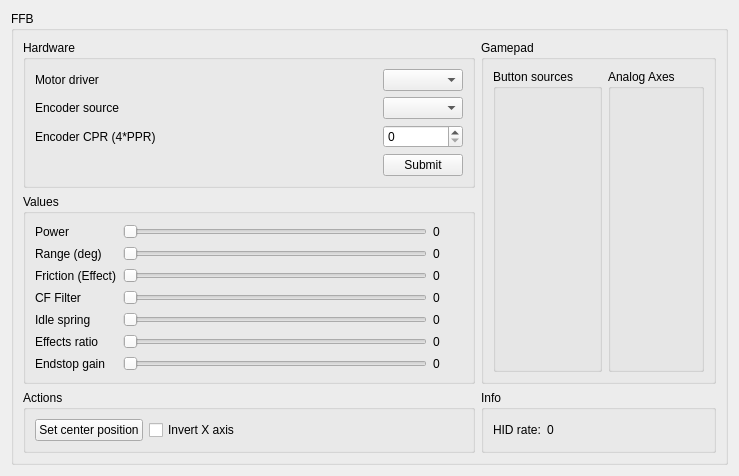
This is res/ffbclass.ui in Ultrawipf/OpenFFBoard-configurator as Qt 5 draws it before an edit. The edited form follows.
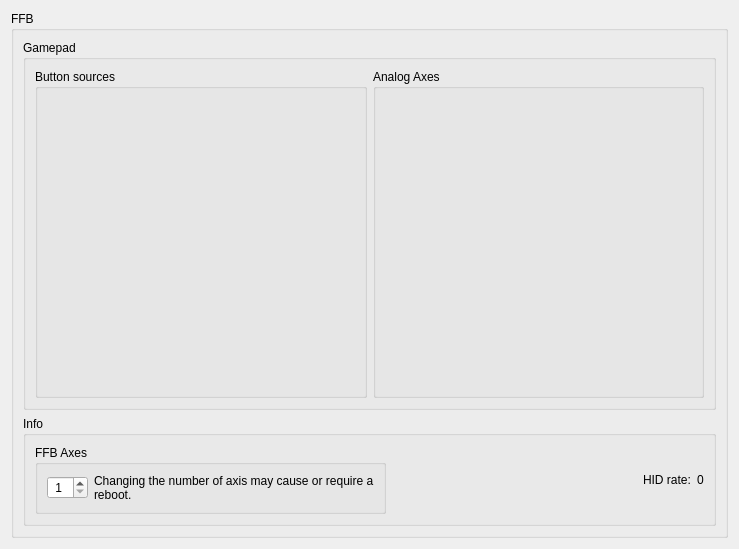
This is the edited form.

Commit message: Changes for multi-axis firmware Merged upstream/ultrawipf_testing no margins for containers possible persistent callback fix added error list window changed serial connect and fixed logs Async encoder alignment Preparing rtos

Patch:
```diff
--- a/res/ffbclass.ui
+++ b/res/ffbclass.ui
@@ -7,7 +7,7 @@
     <x>0</x>
     <y>0</y>
     <width>739</width>
-    <height>476</height>
+    <height>549</height>
    </rect>
   </property>
   <property name="windowTitle">
@@ -20,7 +20,7 @@
       <string>FFB</string>
      </property>
      <layout class="QGridLayout" name="gridLayout">
-      <item row="4" column="1">
+      <item row="3" column="1">
        <widget class="QGroupBox" name="groupBox_4">
         <property name="sizePolicy">
          <sizepolicy hsizetype="Preferred" vsizetype="Preferred">
@@ -32,18 +32,45 @@
          <string>Info</string>
         </property>
         <layout class="QHBoxLayout" name="horizontalLayout_3">
-         <item alignment="Qt::AlignLeft">
-          <widget class="QLabel" name="label_4">
-           <property name="text">
-            <string>HID rate:</string>
+         <item>
+          <widget class="QGroupBox" name="groupBox_2">
+           <property name="sizePolicy">
+            <sizepolicy hsizetype="Minimum" vsizetype="Minimum">
+             <horstretch>0</horstretch>
+             <verstretch>0</verstretch>
+            </sizepolicy>
            </property>
-          </widget>
-         </item>
-         <item alignment="Qt::AlignLeft">
-          <widget class="QLabel" name="label_HIDrate">
-           <property name="text">
-            <string>0</string>
+           <property name="title">
+            <string>FFB Axes</string>
            </property>
+           <layout class="QHBoxLayout" name="horizontalLayout_2">
+            <item>
+             <widget class="QSpinBox" name="spinBox_ffbAxes">
+              <property name="suffix">
+               <string> </string>
+              </property>
+              <property name="prefix">
+               <string> </string>
+              </property>
+              <property name="minimum">
+               <number>1</number>
+              </property>
+              <property name="maximum">
+               <number>2</number>
+              </property>
+             </widget>
+            </item>
+            <item>
+             <widget class="QLabel" name="label_2">
+              <property name="text">
+               <string>Changing the number of axis may cause or require a reboot.</string>
+              </property>
+              <property name="wordWrap">
+               <bool>true</bool>
+              </property>
+             </widget>
+            </item>
+           </layout>
           </widget>
          </item>
          <item>
@@ -62,370 +89,24 @@
            </property>
           </spacer>
          </item>
-        </layout>
-       </widget>
-      </item>
-      <item row="1" column="0" rowspan="2">
-       <widget class="QGroupBox" name="groupBox_values">
-        <property name="sizePolicy">
-         <sizepolicy hsizetype="Preferred" vsizetype="Preferred">
-          <horstretch>1</horstretch>
-          <verstretch>0</verstretch>
-         </sizepolicy>
-        </property>
-        <property name="title">
-         <string>Values</string>
-        </property>
-        <layout class="QGridLayout" name="gridLayout_3">
-         <item row="5" column="1">
-          <widget class="QSlider" name="horizontalSlider_fxratio">
-           <property name="toolTip">
-            <string>&lt;html&gt;&lt;head/&gt;&lt;body&gt;&lt;p&gt;High = Effects and endstop have the same peak torque. Low = effect peak is reduced to make endstop more prominent&lt;/p&gt;&lt;/body&gt;&lt;/html&gt;</string>
-           </property>
-           <property name="minimum">
-            <number>102</number>
-           </property>
-           <property name="maximum">
-            <number>255</number>
-           </property>
-           <property name="value">
-            <number>102</number>
-           </property>
-           <property name="sliderPosition">
-            <number>102</number>
-           </property>
-           <property name="orientation">
-            <enum>Qt::Horizontal</enum>
-           </property>
-          </widget>
-         </item>
-         <item row="1" column="1">
-          <widget class="QSlider" name="horizontalSlider_degrees">
-           <property name="minimum">
-            <number>5</number>
-           </property>
-           <property name="maximum">
-            <number>1080</number>
-           </property>
-           <property name="sliderPosition">
-            <number>5</number>
-           </property>
-           <property name="tracking">
-            <bool>true</bool>
-           </property>
-           <property name="orientation">
-            <enum>Qt::Horizontal</enum>
-           </property>
-           <property name="tickPosition">
-            <enum>QSlider::NoTicks</enum>
-           </property>
-           <property name="tickInterval">
-            <number>10</number>
-           </property>
-          </widget>
-         </item>
-         <item row="0" column="1">
-          <widget class="QSlider" name="horizontalSlider_power">
-           <property name="toolTip">
-            <string>&lt;html&gt;&lt;head/&gt;&lt;body&gt;&lt;p&gt;Maximum strength of FFB&lt;/p&gt;&lt;/body&gt;&lt;/html&gt;</string>
-           </property>
-           <property name="maximum">
-            <number>30000</number>
-           </property>
-           <property name="singleStep">
-            <number>1</number>
-           </property>
-           <property name="pageStep">
-            <number>100</number>
-           </property>
-           <property name="tracking">
-            <bool>true</bool>
-           </property>
-           <property name="orientation">
-            <enum>Qt::Horizontal</enum>
-           </property>
-           <property name="tickPosition">
-            <enum>QSlider::NoTicks</enum>
-           </property>
-           <property name="tickInterval">
-            <number>100</number>
-           </property>
-          </widget>
-         </item>
-         <item row="1" column="2">
-          <widget class="QLabel" name="label_range">
-           <property name="minimumSize">
-            <size>
-             <width>30</width>
-             <height>0</height>
-            </size>
-           </property>
+         <item alignment="Qt::AlignLeft">
+          <widget class="QLabel" name="label_4">
            <property name="text">
-            <string>0</string>
+            <string>HID rate:</string>
            </property>
           </widget>
          </item>
-         <item row="2" column="0">
-          <widget class="QLabel" name="label_7">
-           <property name="toolTip">
-            <string>&lt;html&gt;&lt;head/&gt;&lt;body&gt;&lt;p&gt;Intensity of friction effects&lt;/p&gt;&lt;/body&gt;&lt;/html&gt;</string>
-           </property>
+         <item alignment="Qt::AlignLeft">
+          <widget class="QLabel" name="label_HIDrate">
            <property name="text">
-            <string>Friction (Effect)</string>
-           </property>
-          </widget>
-         </item>
-         <item row="2" column="1">
-          <widget class="QSlider" name="horizontalSlider_friction">
-           <property name="toolTip">
-            <string>&lt;html&gt;&lt;head/&gt;&lt;body&gt;&lt;p&gt;Intensity of friction effects&lt;/p&gt;&lt;/body&gt;&lt;/html&gt;</string>
-           </property>
-           <property name="maximum">
-            <number>255</number>
-           </property>
-           <property name="value">
-            <number>0</number>
-           </property>
-           <property name="sliderPosition">
-            <number>0</number>
-           </property>
-           <property name="orientation">
-            <enum>Qt::Horizontal</enum>
-           </property>
-          </widget>
-         </item>
-         <item row="4" column="1">
-          <widget class="QSlider" name="horizontalSlider_idle">
-           <property name="toolTip">
-            <string>&lt;html&gt;&lt;head/&gt;&lt;body&gt;&lt;p&gt;Centering force when FFB is inactive&lt;/p&gt;&lt;/body&gt;&lt;/html&gt;</string>
-           </property>
-           <property name="maximum">
-            <number>255</number>
-           </property>
-           <property name="value">
-            <number>0</number>
-           </property>
-           <property name="sliderPosition">
-            <number>0</number>
-           </property>
-           <property name="orientation">
-            <enum>Qt::Horizontal</enum>
-           </property>
-          </widget>
-         </item>
-         <item row="0" column="0">
-          <widget class="QLabel" name="label_3">
-           <property name="toolTip">
-            <string>&lt;html&gt;&lt;head/&gt;&lt;body&gt;&lt;p&gt;Maximum strength of FFB&lt;/p&gt;&lt;/body&gt;&lt;/html&gt;</string>
-           </property>
-           <property name="text">
-            <string>Power</string>
-           </property>
-          </widget>
-         </item>
-         <item row="1" column="0">
-          <widget class="QLabel" name="label_5">
-           <property name="toolTip">
-            <string>&lt;html&gt;&lt;head/&gt;&lt;body&gt;&lt;p&gt;Degrees of rotation&lt;/p&gt;&lt;/body&gt;&lt;/html&gt;</string>
-           </property>
-           <property name="text">
-            <string>Range (deg)</string>
-           </property>
-          </widget>
-         </item>
-         <item row="0" column="2">
-          <widget class="QLabel" name="label_power">
-           <property name="minimumSize">
-            <size>
-             <width>30</width>
-             <height>0</height>
-            </size>
-           </property>
-           <property name="text">
             <string>0</string>
            </property>
           </widget>
          </item>
-         <item row="2" column="2">
-          <widget class="QLabel" name="label_friction">
-           <property name="text">
-            <string>0</string>
-           </property>
-          </widget>
-         </item>
-         <item row="6" column="1">
-          <widget class="QSlider" name="horizontalSlider_esgain">
-           <property name="toolTip">
-            <string>&lt;html&gt;&lt;head/&gt;&lt;body&gt;&lt;p&gt;How stiff the endstop should be (Tune to taste while keeping noise low)&lt;/p&gt;&lt;/body&gt;&lt;/html&gt;</string>
-           </property>
-           <property name="maximum">
-            <number>255</number>
-           </property>
-           <property name="orientation">
-            <enum>Qt::Horizontal</enum>
-           </property>
-          </widget>
-         </item>
-         <item row="4" column="0">
-          <widget class="QLabel" name="label_8">
-           <property name="toolTip">
-            <string>&lt;html&gt;&lt;head/&gt;&lt;body&gt;&lt;p&gt;Centering force when FFB is inactive&lt;/p&gt;&lt;/body&gt;&lt;/html&gt;</string>
-           </property>
-           <property name="text">
-            <string>Idle spring</string>
-           </property>
-          </widget>
-         </item>
-         <item row="4" column="2">
-          <widget class="QLabel" name="label_idle">
-           <property name="text">
-            <string>0</string>
-           </property>
-          </widget>
-         </item>
-         <item row="5" column="0">
-          <widget class="QLabel" name="label_9">
-           <property name="toolTip">
-            <string>&lt;html&gt;&lt;head/&gt;&lt;body&gt;&lt;p&gt;High = Effects and endstop have the same peak torque. Low = effect peak is reduced to make endstop more prominent&lt;/p&gt;&lt;/body&gt;&lt;/html&gt;</string>
-           </property>
-           <property name="text">
-            <string>Effects ratio</string>
-           </property>
-          </widget>
-         </item>
-         <item row="6" column="0">
-          <widget class="QLabel" name="label_10">
-           <property name="toolTip">
-            <string>&lt;html&gt;&lt;head/&gt;&lt;body&gt;&lt;p&gt;How stiff the endstop should be (Tune to taste while keeping noise low)&lt;/p&gt;&lt;/body&gt;&lt;/html&gt;</string>
-           </property>
-           <property name="text">
-            <string>Endstop gain</string>
-           </property>
-          </widget>
-         </item>
-         <item row="5" column="2">
-          <widget class="QLabel" name="label_fxratio">
-           <property name="text">
-            <string>0</string>
-           </property>
-          </widget>
-         </item>
-         <item row="6" column="2">
-          <widget class="QLabel" name="label_esgain">
-           <property name="text">
-            <string>0</string>
-           </property>
-          </widget>
-         </item>
-         <item row="3" column="1">
-          <widget class="QSlider" name="horizontalSlider_cffilter">
-           <property name="toolTip">
-            <string>&lt;html&gt;&lt;head/&gt;&lt;body&gt;&lt;p&gt;Constant force effect filter&lt;/p&gt;&lt;/body&gt;&lt;/html&gt;</string>
-           </property>
-           <property name="minimum">
-            <number>10</number>
-           </property>
-           <property name="maximum">
-            <number>500</number>
-           </property>
-           <property name="value">
-            <number>10</number>
-           </property>
-           <property name="sliderPosition">
-            <number>10</number>
-           </property>
-           <property name="orientation">
-            <enum>Qt::Horizontal</enum>
-           </property>
-          </widget>
-         </item>
-         <item row="3" column="0">
-          <widget class="QLabel" name="label_11">
-           <property name="toolTip">
-            <string>&lt;html&gt;&lt;head/&gt;&lt;body&gt;&lt;p&gt;Constant force effect filter&lt;/p&gt;&lt;/body&gt;&lt;/html&gt;</string>
-           </property>
-           <property name="text">
-            <string>CF Filter</string>
-           </property>
-          </widget>
-         </item>
-         <item row="3" column="2">
-          <widget class="QLabel" name="label_cffilter">
-           <property name="text">
-            <string>0</string>
-           </property>
-          </widget>
-         </item>
         </layout>
        </widget>
       </item>
-      <item row="0" column="0">
-       <widget class="QGroupBox" name="groupBox_hardware">
-        <property name="title">
-         <string>Hardware</string>
-        </property>
-        <layout class="QGridLayout" name="gridLayout_2">
-         <item row="2" column="0">
-          <widget class="QLabel" name="label_6">
-           <property name="text">
-            <string>Encoder CPR (4*PPR)</string>
-           </property>
-          </widget>
-         </item>
-         <item row="0" column="0">
-          <widget class="QLabel" name="label">
-           <property name="text">
-            <string>Motor driver</string>
-           </property>
-          </widget>
-         </item>
-         <item row="1" column="2">
-          <widget class="QComboBox" name="comboBox_encoder"/>
-         </item>
-         <item row="0" column="2">
-          <widget class="QComboBox" name="comboBox_driver"/>
-         </item>
-         <item row="1" column="0">
-          <widget class="QLabel" name="label_2">
-           <property name="text">
-            <string>Encoder source</string>
-           </property>
-          </widget>
-         </item>
-         <item row="2" column="2">
-          <widget class="QSpinBox" name="spinBox_cpr">
-           <property name="toolTip">
-            <string>&lt;html&gt;&lt;head/&gt;&lt;body&gt;&lt;p&gt;Encoder resolution after quadrature (4 * PPR = CPR)&lt;/p&gt;&lt;/body&gt;&lt;/html&gt;</string>
-           </property>
-           <property name="maximum">
-            <number>65535</number>
-           </property>
-          </widget>
-         </item>
-         <item row="3" column="2">
-          <widget class="QPushButton" name="pushButton_submit_hw">
-           <property name="text">
-            <string>Submit</string>
-           </property>
-          </widget>
-         </item>
-         <item row="3" column="0">
-          <spacer name="horizontalSpacer_2">
-           <property name="orientation">
-            <enum>Qt::Horizontal</enum>
-           </property>
-           <property name="sizeHint" stdset="0">
-            <size>
-             <width>40</width>
-             <height>20</height>
-            </size>
-           </property>
-          </spacer>
-         </item>
-        </layout>
-       </widget>
-      </item>
-      <item row="0" column="1" rowspan="3">
+      <item row="0" column="1" rowspan="2">
        <widget class="QGroupBox" name="groupBox_3">
         <property name="sizePolicy">
          <sizepolicy hsizetype="Preferred" vsizetype="Preferred">
@@ -460,54 +141,6 @@
         </layout>
        </widget>
       </item>
-      <item row="4" column="0">
-       <widget class="QGroupBox" name="groupBox_2">
-        <property name="sizePolicy">
-         <sizepolicy hsizetype="Minimum" vsizetype="Minimum">
-          <horstretch>0</horstretch>
-          <verstretch>0</verstretch>
-         </sizepolicy>
-        </property>
-        <property name="title">
-         <string>Actions</string>
-        </property>
-        <layout class="QHBoxLayout" name="horizontalLayout_2">
-         <item alignment="Qt::AlignBottom">
-          <widget class="QPushButton" name="pushButton_center">
-           <property name="toolTip">
-            <string>&lt;html&gt;&lt;head/&gt;&lt;body&gt;&lt;p&gt;Zero the X axis (Center)&lt;/p&gt;&lt;/body&gt;&lt;/html&gt;</string>
-           </property>
-           <property name="text">
-            <string>Set center position</string>
-           </property>
-          </widget>
-         </item>
-         <item>
-          <widget class="QCheckBox" name="checkBox_invertX">
-           <property name="toolTip">
-            <string>&lt;html&gt;&lt;head/&gt;&lt;body&gt;&lt;p&gt;Reverses the X axis (Wheel) if it turns the wrong way.&lt;br/&gt;Also reverses the forces so they keep pointing in the correct direction.&lt;/p&gt;&lt;/body&gt;&lt;/html&gt;</string>
-           </property>
-           <property name="text">
-            <string>Invert X axis</string>
-           </property>
-          </widget>
-         </item>
-         <item>
-          <spacer name="horizontalSpacer">
-           <property name="orientation">
-            <enum>Qt::Horizontal</enum>
-           </property>
-           <property name="sizeHint" stdset="0">
-            <size>
-             <width>40</width>
-             <height>20</height>
-            </size>
-           </property>
-          </spacer>
-         </item>
-        </layout>
-       </widget>
-      </item>
      </layout>
     </widget>
    </item>
```
Left out of the diff: 67 changed lines with no effect on the pictures. The commit also changes 16 other files.
